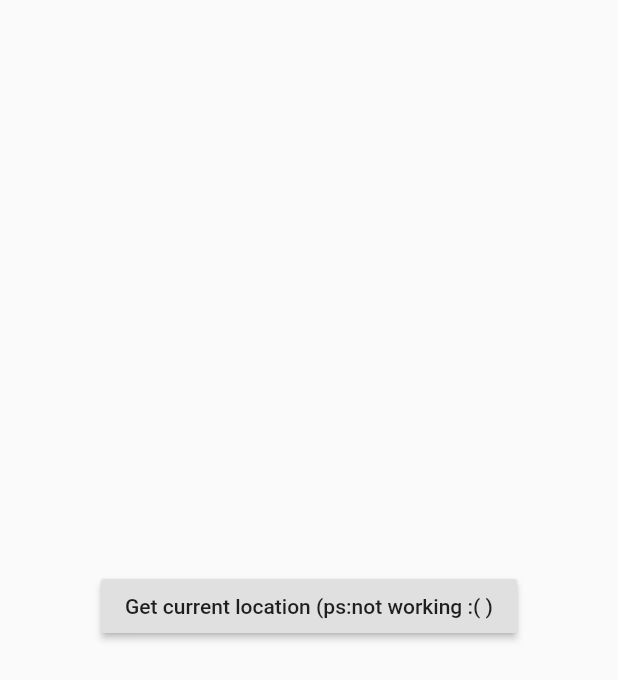
After one commit to lakshmi-warrier/ambulance-tracker, a Flutter app: the screen it shows after launch, after a tap on "Login", on a phone screen of 412 x 824 dp. The commit adds this screen. Shown: the top 680 px of the screen. Run offline on Flutter 3.47's test engine with Material 2 defaults, Android fonts, the phone set to English and light mode, and no system bars; our stand-ins replace google_maps_flutter, location, simple_animations; missing offline and left inert: geocoder.

Commit message:
Added location feature

```diff
--- a/lib/main.dart
+++ b/lib/main.dart
@@ -1,13 +1,12 @@
 // @dart=2.9
 import 'package:ambulance_tracker/Animation/FadeAnimation.dart';
+import 'package:ambulance_tracker/screens/patient_page.dart';
 import 'package:flutter/material.dart';
 
-void main() => runApp(
-    MaterialApp(
+void main() => runApp(MaterialApp(
       debugShowCheckedModeBanner: false,
       home: HomePage(),
-    )
-);
+    ));
 
 class HomePage extends StatelessWidget {
   @override
@@ -23,33 +22,33 @@ class HomePage extends StatelessWidget {
                   decoration: BoxDecoration(
                       image: DecorationImage(
                           image: AssetImage('assets/images/background.png'),
-                          fit: BoxFit.fill
-                      )
-                  ),
+                          fit: BoxFit.fill)),
                   child: Stack(
                     children: <Widget>[
                       Positioned(
                         left: 30,
                         width: 80,
                         height: 200,
-                        child: FadeAnimation(1, Container(
+                        child: FadeAnimation(
+                            1,
+                            Container(
                               decoration: BoxDecoration(
                                   image: DecorationImage(
-                                  image: AssetImage('assets/images/light-1.png')
-                              )
-                          ),
+                                      image: AssetImage(
+                                          'assets/images/light-1.png'))),
                             )),
                       ),
                       Positioned(
                         left: 140,
                         width: 80,
                         height: 150,
-                        child: FadeAnimation(1.3, Container(
+                        child: FadeAnimation(
+                            1.3,
+                            Container(
                               decoration: BoxDecoration(
                                   image: DecorationImage(
-                                  image: AssetImage('assets/images/light-2.png')
-                              )
-                          ),
+                                      image: AssetImage(
+                                          'assets/images/light-2.png'))),
                             )),
                       ),
                       Positioned(
@@ -57,19 +56,28 @@ class HomePage extends StatelessWidget {
                         top: 40,
                         width: 80,
                         height: 150,
-                        child: FadeAnimation(1.5, Container(
+                        child: FadeAnimation(
+                            1.5,
+                            Container(
                               decoration: BoxDecoration(
                                   image: DecorationImage(
-                                  image: AssetImage('assets/images/clock.png')
-                              )
-                          ),
+                                      image: AssetImage(
+                                          'assets/images/clock.png'))),
                             )),
                       ),
                       Positioned(
-                        child: FadeAnimation(1.6, Container(
+                        child: FadeAnimation(
+                            1.6,
+                            Container(
                               margin: EdgeInsets.only(top: 50),
                               child: Center(
-                            child: Text("Login", style: TextStyle(color: Colors.white, fontSize: 40, fontWeight: FontWeight.bold),),
+                                child: Text(
+                                  "Login",
+                                  style: TextStyle(
+                                      color: Colors.white,
+                                      fontSize: 40,
+                                      fontWeight: FontWeight.bold),
+                                ),
                               ),
                             )),
                       )
@@ -80,7 +88,9 @@ class HomePage extends StatelessWidget {
                   padding: EdgeInsets.all(30.0),
                   child: Column(
                     children: <Widget>[
-                      FadeAnimation(1.8, Container(
+                      FadeAnimation(
+                          1.8,
+                          Container(
                             padding: EdgeInsets.all(5),
                             decoration: BoxDecoration(
                                 color: Colors.white,
@@ -89,10 +99,8 @@ class HomePage extends StatelessWidget {
                                   BoxShadow(
                                       color: Color.fromRGBO(143, 148, 251, .2),
                                       blurRadius: 20.0,
-                                  offset: Offset(0, 10)
-                              )
-                            ]
-                        ),
+                                      offset: Offset(0, 10))
+                                ]),
                             child: Column(
                               children: <Widget>[
                                 Container(
@@ -104,8 +112,8 @@ class HomePage extends StatelessWidget {
                                     decoration: InputDecoration(
                                         border: InputBorder.none,
                                         hintText: "Email or Phone number",
-                                    hintStyle: TextStyle(color: Colors.grey[400])
-                                ),
+                                        hintStyle:
+                                            TextStyle(color: Colors.grey[400])),
                                   ),
                                 ),
                                 Container(
@@ -114,38 +122,58 @@ class HomePage extends StatelessWidget {
                                     decoration: InputDecoration(
                                         border: InputBorder.none,
                                         hintText: "Password",
-                                    hintStyle: TextStyle(color: Colors.grey[400])
-                                ),
+                                        hintStyle:
+                                            TextStyle(color: Colors.grey[400])),
                                   ),
                                 )
                               ],
                             ),
                           )),
-                      SizedBox(height: 30,),
-                      FadeAnimation(2, Container(
+                      SizedBox(
+                        height: 30,
+                      ),
+                      FadeAnimation(
+                          2,
+                          Container(
                             height: 50,
                             decoration: BoxDecoration(
                                 borderRadius: BorderRadius.circular(10),
-                            gradient: LinearGradient(
-                                colors: [
+                                gradient: LinearGradient(colors: [
                                   Color.fromRGBO(143, 148, 251, 1),
                                   Color.fromRGBO(143, 148, 251, .6),
-                                ]
-                            )
-                        ),
+                                ])),
                             child: Center(
-                          child: Text("Login", style: TextStyle(color: Colors.white, fontWeight: FontWeight.bold),),
+                              child: FlatButton(
+                                  onPressed: () {
+                                    Navigator.of(context).push(
+                                        MaterialPageRoute(
+                                            builder: (BuildContext context) =>
+                                                PatientPage()));
+                                  },
+                                  child: Text(
+                                    "Login",
+                                    style: TextStyle(
+                                        color: Colors.white,
+                                        fontWeight: FontWeight.bold),
+                                  )),
                             ),
                           )),
-                      SizedBox(height: 70,),
-                      FadeAnimation(1.5, Text("Forgot Password?", style: TextStyle(color: Color.fromRGBO(143, 148, 251, 1)),)),
+                      SizedBox(
+                        height: 70,
+                      ),
+                      FadeAnimation(
+                          1.5,
+                          Text(
+                            "Forgot Password?",
+                            style: TextStyle(
+                                color: Color.fromRGBO(143, 148, 251, 1)),
+                          )),
                     ],
                   ),
                 )
               ],
             ),
           ),
-        )
-    );
+        ));
   }
 }
--- /dev/null
+++ b/lib/screens/patient_page.dart
@@ -0,0 +1,45 @@
+import 'package:ambulance_tracker/services/current_location.dart';
+import 'package:flutter/material.dart';
+
+class PatientPage extends StatefulWidget {
+  const PatientPage({Key? key}) : super(key: key);
+
+  @override
+  _PatientPageState createState() => _PatientPageState();
+}
+
+String currLoc = "";
+
+class _PatientPageState extends State<PatientPage> {
+  @override
+  void initState() {
+    super.initState();
+    currentLoc();
+  }
+
+  @override
+  Widget build(BuildContext context) {
+    return Scaffold(
+        body: Center(
+      child: Column(
+        mainAxisAlignment: MainAxisAlignment.center,
+        children: [
+          RaisedButton(
+              child: Text("Get current location (ps:not working :( )"),
+              onPressed: () async {
+                currentLoc();
+
+                setState(() {
+                  currLoc;
+                });
+              }),
+          Text(currLoc),
+        ],
+      ),
+    ));
+  }
+
+  void currentLoc() async {
+    currLoc = await getLoc();
+  }
+}
--- /dev/null
+++ b/lib/services/current_location.dart
@@ -0,0 +1,66 @@
+import 'dart:async';
+
+import 'package:location/location.dart';
+import 'package:geocoder/geocoder.dart';
+import 'package:intl/intl.dart';
+import 'package:google_maps_flutter/google_maps_flutter.dart';
+
+late LocationData _currentPosition;
+String _address = "";
+late GoogleMapController mapController;
+late Marker marker;
+Location location = Location();
+late CameraPosition _cameraPosition =
+    CameraPosition(target: LatLng(0, 0), zoom: 10.0);
+
+LatLng _initialcameraposition = LatLng(0.5937, 0.9629);
+
+Future<String> getLoc() async {
+  print("here");
+
+  bool _serviceEnabled;
+  PermissionStatus _permissionGranted;
+
+  _serviceEnabled = await location.serviceEnabled();
+  if (!_serviceEnabled) {
+    _serviceEnabled = await location.requestService();
+    if (!_serviceEnabled) {
+      return "null";
+    }
+  }
+
+  _permissionGranted = await location.hasPermission();
+  if (_permissionGranted == PermissionStatus.denied) {
+    _permissionGranted = await location.requestPermission();
+    if (_permissionGranted != PermissionStatus.granted) {
+      return "null";
+    }
+  }
+  String details = "";
+
+  _currentPosition = await location.getLocation();
+
+  DateTime now = DateTime.now();
+
+  details += "Date/Time: ";
+  details += DateFormat('EEE d MMM kk:mm:ss ').format(now);
+
+  _initialcameraposition =
+      LatLng(_currentPosition.latitude!, _currentPosition.longitude!);
+
+  _getAddress(_currentPosition.latitude!, _currentPosition.longitude!)
+      .then((value) {
+    _address = value.first.addressLine;
+  });
+  details += "\nAddress: ";
+  details += _address;
+
+  return details;
+}
+
+Future<List<Address>> _getAddress(double lat, double lang) async {
+  final coordinates = new Coordinates(lat, lang);
+  List<Address> add =
+      await Geocoder.local.findAddressesFromCoordinates(coordinates);
+  return add;
+}
```
Also changed, not shown: pubspec.yaml (+7 -13 lines), pubspec.lock, 6 other files. Lines whose indentation alone changed are shown as unchanged.
